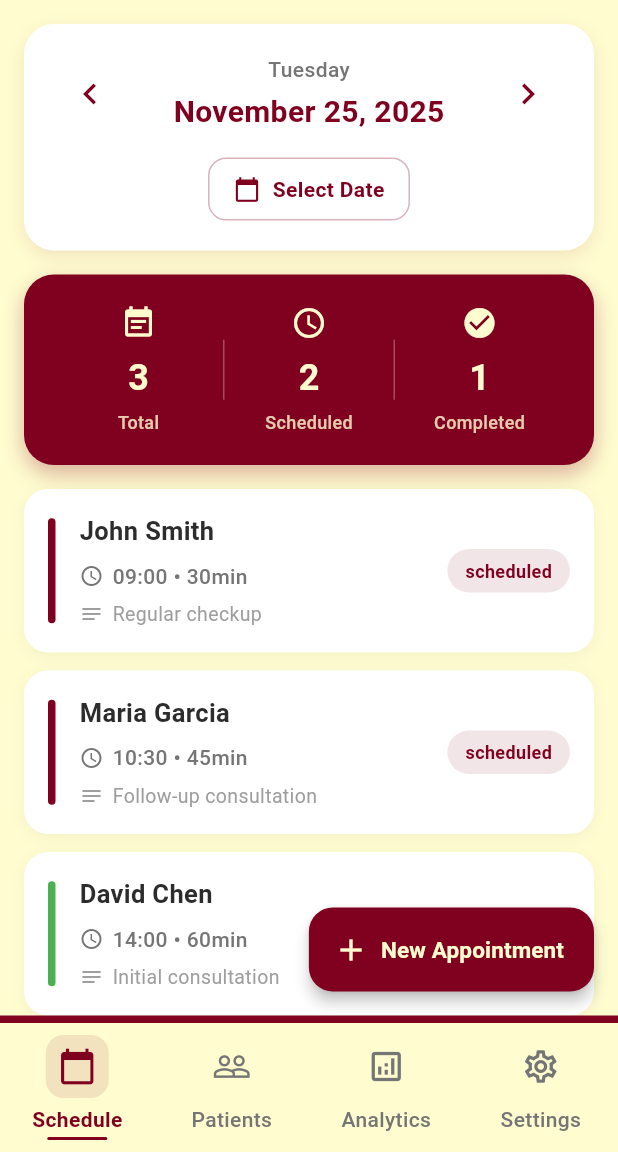
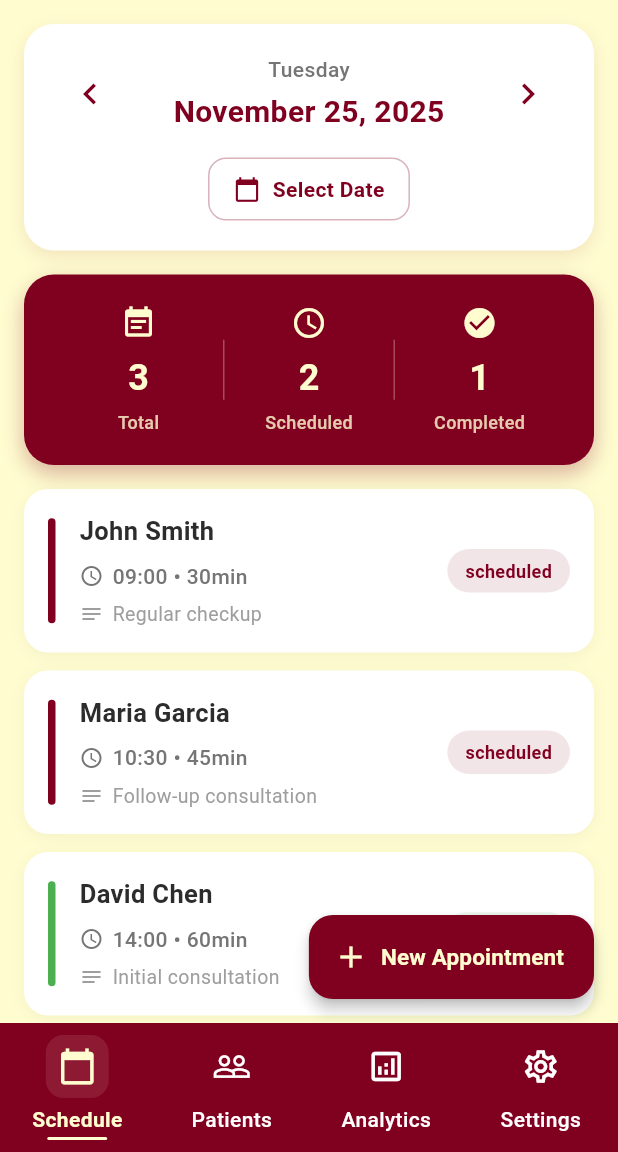
Before and after one commit to mihai271828/Medical_Management_PWA, a Flutter app: the screen it shows after launch, on a phone screen of 412 x 824 dp, the part 84-1236 px from its top. Run offline on Flutter 3.47's test engine with Material 3 defaults, Android fonts, the phone set to English and light mode, and no system bars.

```diff
--- a/lib/UI/shared/widgets/navigation_bar/nav_bar.dart
+++ b/lib/UI/shared/widgets/navigation_bar/nav_bar.dart
@@ -16,7 +16,7 @@ class CustomBottomNavBar extends StatelessWidget {
   Widget build(BuildContext context) {
     return Container(
         decoration: const BoxDecoration(
-          border:Border(top:BorderSide(color:  AppColors.bordeaux, width: 5))),
+          color:  AppColors.bordeaux),
           child: Row(
             mainAxisAlignment: MainAxisAlignment.spaceEvenly,
             children: [
--- a/lib/UI/shared/widgets/navigation_bar/nav_item.dart
+++ b/lib/UI/shared/widgets/navigation_bar/nav_item.dart
@@ -31,12 +31,12 @@ class NavItem extends StatelessWidget {
                 Container(
                   padding: const EdgeInsets.all(8),
                   decoration: BoxDecoration(
-                    color: isSelected ? AppColors.bordeaux.withOpacity(0.1) : Colors.transparent,
+                    color: isSelected ? AppColors.cream.withOpacity(0.1) : Colors.transparent,
                     borderRadius: BorderRadius.circular(12),
                   ),
                   child: Icon(
                     icon,
-                    color: isSelected ? AppColors.bordeaux : Colors.grey[600],
+                    color: isSelected ? AppColors.cream : Colors.white,
                     size: 26,
                   ),
                 ),
@@ -46,7 +46,7 @@ class NavItem extends StatelessWidget {
                   style: TextStyle(
                     fontSize: 14,
                     fontWeight: isSelected ? FontWeight.bold : FontWeight.w500,
-                    color: isSelected ? AppColors.bordeaux : Colors.grey[600],
+                    color: isSelected ? AppColors.cream : Colors.white,
                   ),
                 ),
                 const SizedBox(height: 2),
@@ -54,7 +54,7 @@ class NavItem extends StatelessWidget {
                   width: isSelected ? 40 : 0,
                   height: 2,
                   decoration: BoxDecoration(
-                    color: AppColors.bordeaux,
+                    color: AppColors.cream,
                     borderRadius: BorderRadius.circular(2),
                   ),
                 ),
```
Also changed, not shown: 2 other files.
